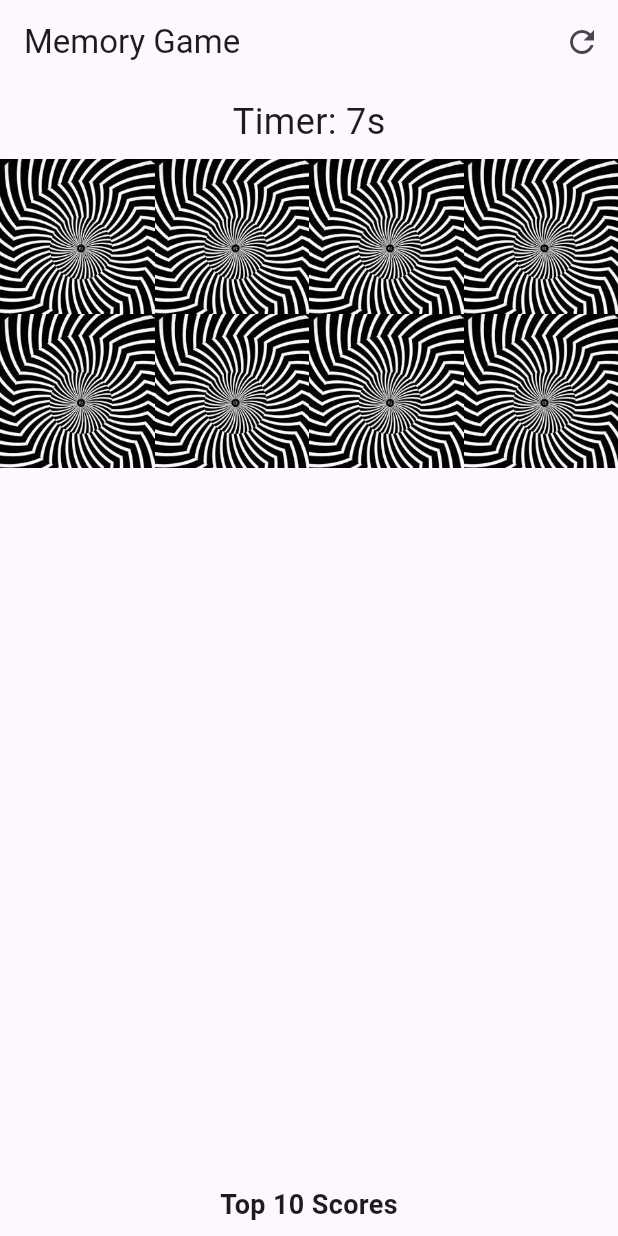
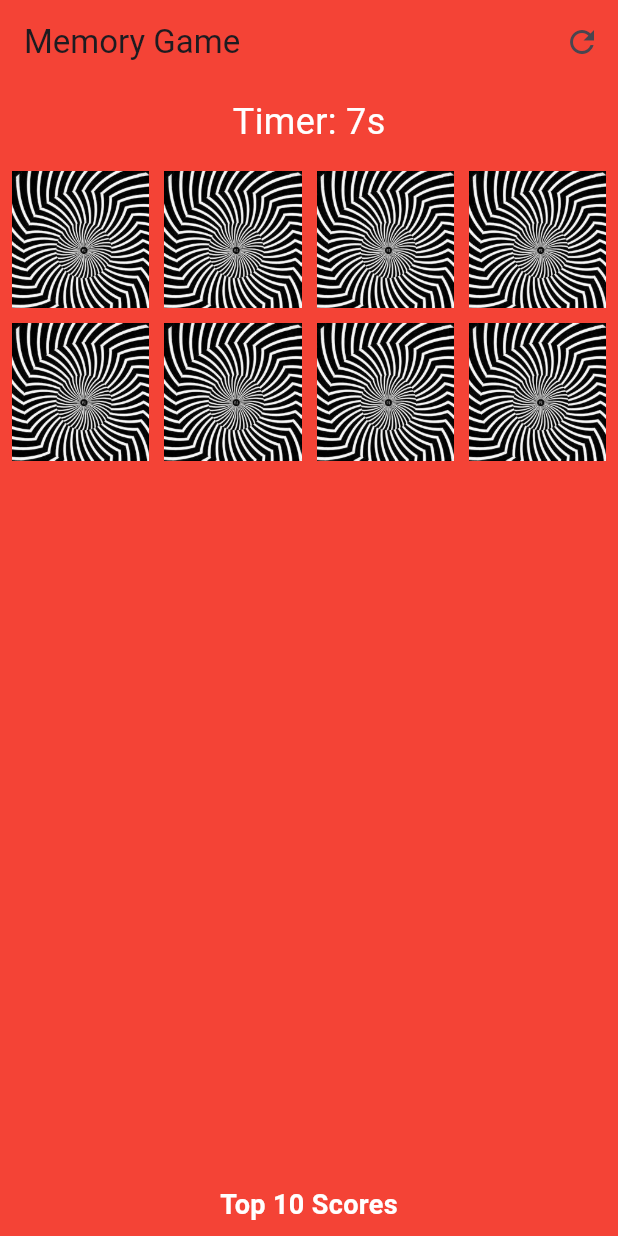
Before and after one commit to Raviteja582/flutter_card_matching_game, a Flutter app: the screen it shows after launch, on a phone screen of 412 x 824 dp. Run offline on Flutter 3.47's test engine with Material 3 defaults, Android fonts, the phone set to English and light mode, and no system bars.

Commit message:
Added Width and height

```diff
--- a/lib/main.dart
+++ b/lib/main.dart
@@ -28,10 +28,12 @@ class CardModel {
     this.isMatched = false,
   });
 
+
   resetCards() {
     isFaceUp = false;
     isMatched = false;
   }
+
 }
 
 class GameScreen extends StatefulWidget {
@@ -192,20 +194,26 @@ class _GameScreenState extends State<GameScreen>
             onPressed: _resetGame,
           ),
         ],
+        backgroundColor: Colors.red, // Red background for the AppBar
       ),
-      body: Column(
+      body: Container(
+        color: Colors.red, // Red background for the entire screen
+        child: Column(
           children: [
             Padding(
               padding: const EdgeInsets.all(8.0),
               child: Text(
                 'Timer: ${_seconds}s',
-              style: const TextStyle(fontSize: 24),
+                style: const TextStyle(fontSize: 24, color: Colors.white),
               ),
             ),
             Expanded(
               child: GridView.builder(
+                padding: const EdgeInsets.all(8.0),
                 gridDelegate: SliverGridDelegateWithFixedCrossAxisCount(
                   crossAxisCount: gridSize,
+                  crossAxisSpacing: 10, // Gap between columns
+                  mainAxisSpacing: 10, // Gap between rows
                 ),
                 itemCount: _cards.length,
                 itemBuilder: (context, index) {
@@ -220,11 +228,15 @@ class _GameScreenState extends State<GameScreen>
                           child: child,
                         );
                       },
+                      child: Container(
+                        width: 100, // Fixed width for each card
+                        height: 700, // Fixed height for each card
                         child: _cards[index].isFaceUp || _cards[index].isMatched
                             ? Image.asset(_cards[index].frontAsset,
                                 key: ValueKey(_cards[index].frontAsset))
                             : Image.asset(_cards[index].backAsset,
                                 key: const ValueKey('back')),
+                      ),
                     ),
                   );
                 },
@@ -236,15 +248,20 @@ class _GameScreenState extends State<GameScreen>
                 children: [
                   const Text(
                     'Top 10 Scores',
-                  style: TextStyle(fontSize: 18, fontWeight: FontWeight.bold),
+                    style: TextStyle(
+                        fontSize: 18,
+                        fontWeight: FontWeight.bold,
+                        color: Colors.white),
                   ),
                   for (var i = 0; i < _topScores.length; i++)
                     Text('${i + 1}. ${_topScores[i]}s',
-                      style: const TextStyle(fontSize: 16)),
+                        style:
+                            const TextStyle(fontSize: 16, color: Colors.white)),
                 ],
               ),
             ),
           ],
+        ),
       ),
     );
   }
```
Lines whose indentation alone changed are shown as unchanged.
